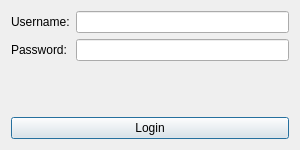
KrazySaine/CapstoneWorking, file LoginDialog.ui: the form before one commit.
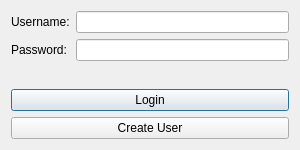
The form after the commit.

Patch:
```diff
--- a/LoginDialog.ui
+++ b/LoginDialog.ui
@@ -49,6 +49,13 @@
      </property>
     </widget>
    </item>
+   <item>
+    <widget class="QPushButton" name="createUserButton">
+     <property name="text">
+      <string>Create User</string>
+     </property>
+    </widget>
+   </item>
   </layout>
  </widget>
 </ui>
```
